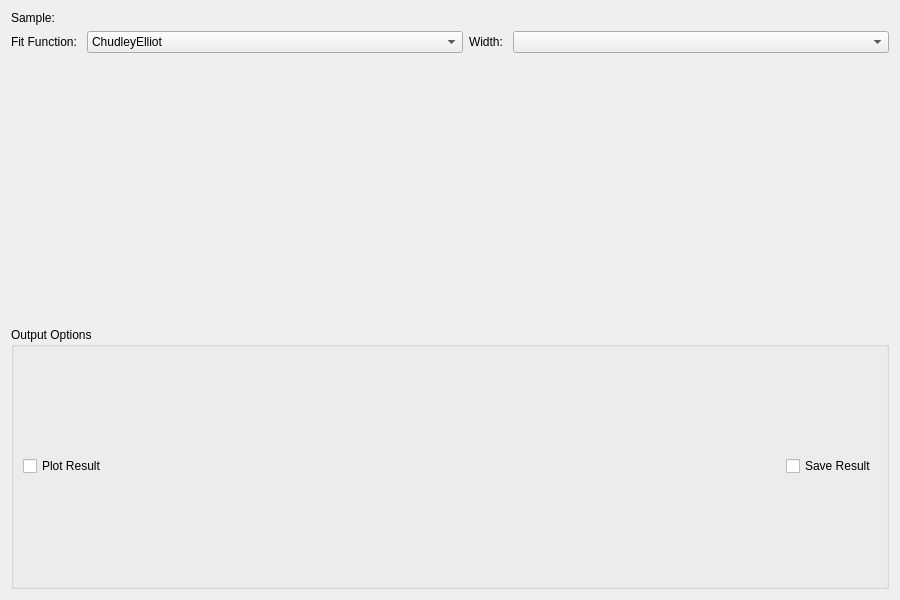
Before: the Qt Designer form MantidQt/CustomInterfaces/inc/MantidQtCustomInterfaces/Indirect/JumpFit.ui in mantidproject/mantid, drawn with Qt 5.
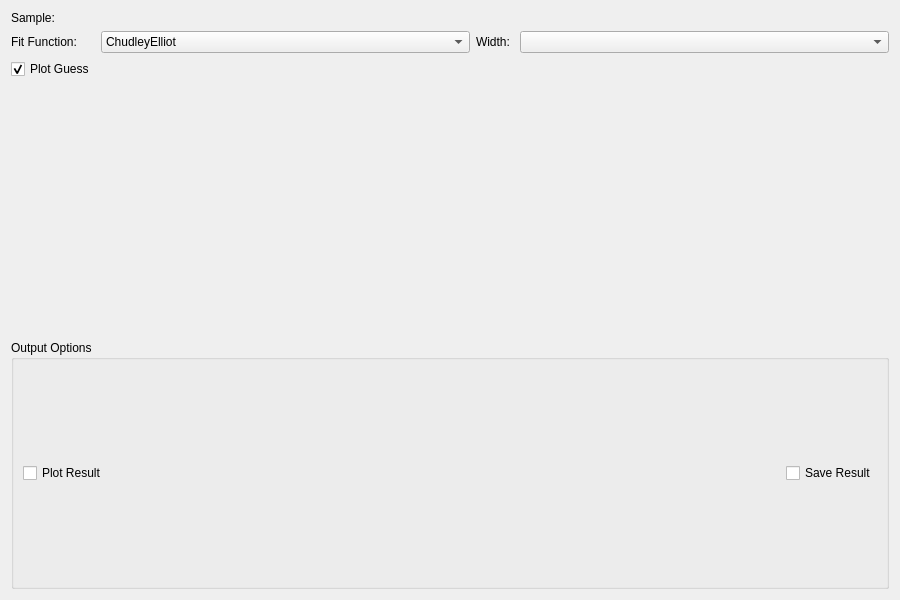
After: the same form once the commit is applied. Custom widgets are drawn as their Qt base class.

Commit message:
Add plotGuess option to interface
Refs #15413

Patch:
```diff
--- a/MantidQt/CustomInterfaces/inc/MantidQtCustomInterfaces/Indirect/JumpFit.ui
+++ b/MantidQt/CustomInterfaces/inc/MantidQtCustomInterfaces/Indirect/JumpFit.ui
@@ -99,6 +99,16 @@
        </property>
       </widget>
      </item>
+     <item row="2" column="0">
+      <widget class="QCheckBox" name="ckPlotGuess">
+       <property name="text">
+         <string>Plot Guess</string>
+       </property>
+       <property name="checked">
+         <bool>true</bool>
+       </property>
+      </widget>
+     </item>
     </layout>
    </item>
    <item>
```
